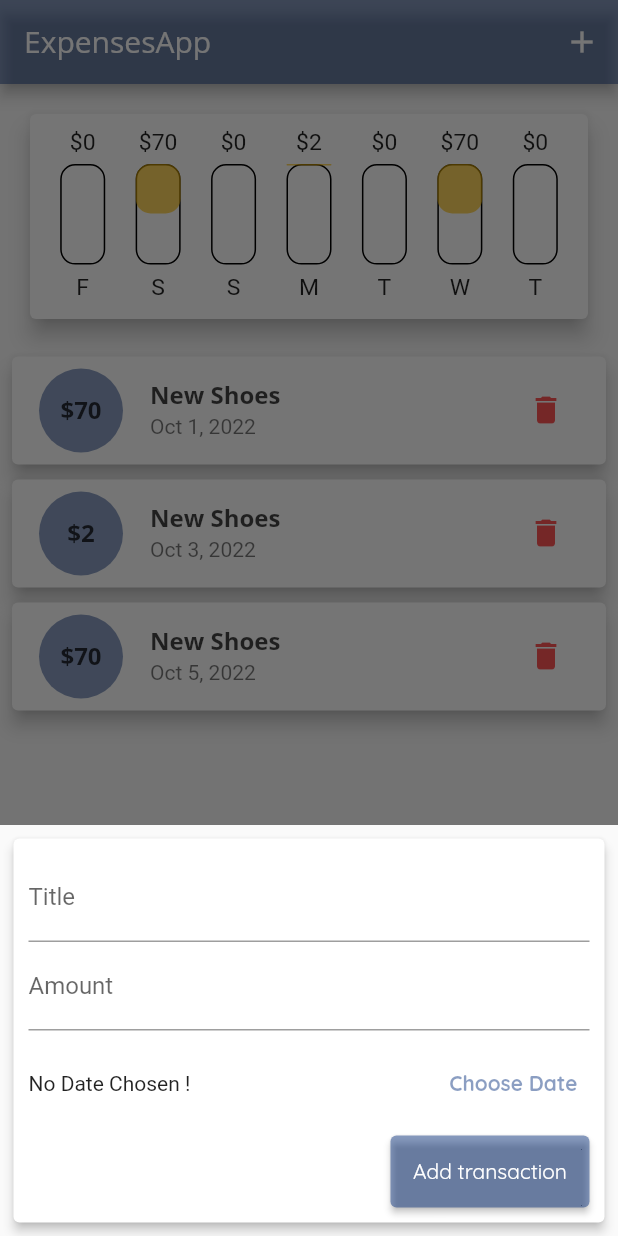
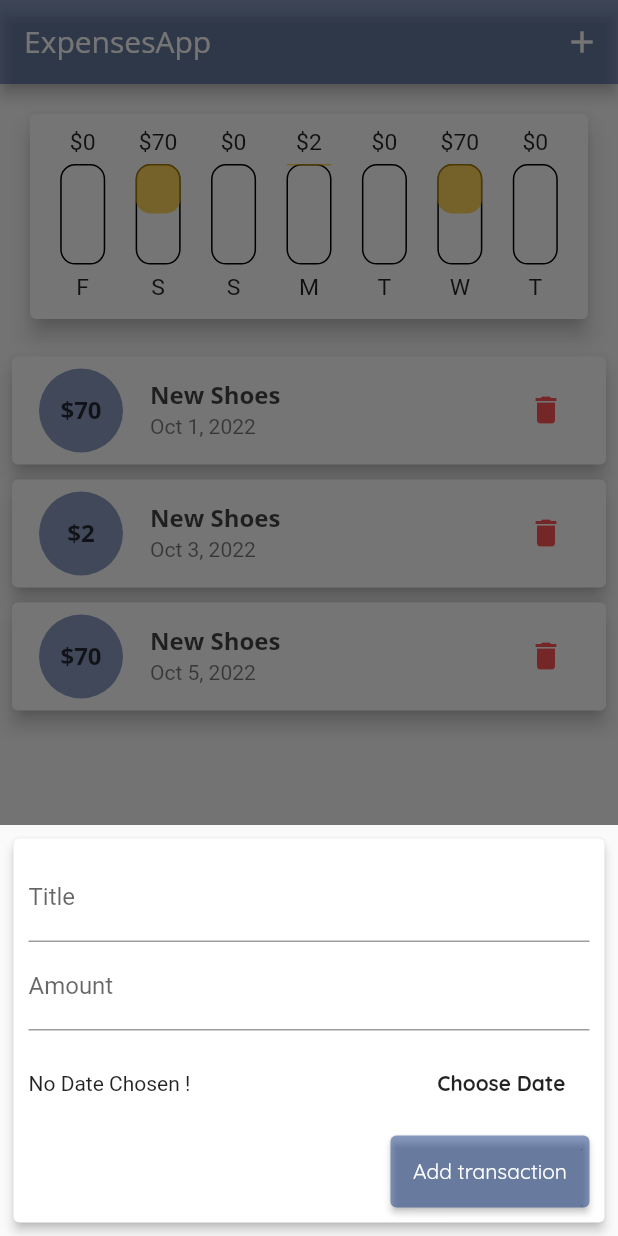
Before and after one commit to Edi013/ExpensesApp---Flutter, a Flutter app: the screen it shows after launch, after a tap on the "delete" icon, after a tap on the "add" icon, on a phone screen of 412 x 824 dp. Run offline on Flutter 3.47's test engine with Material 2 defaults, Android fonts, the light colour scheme and no system bars.

Commit message:
some changes about adaptive_flat_button and little many ones

```diff
--- a/expenses_app/lib/main.dart
+++ b/expenses_app/lib/main.dart
@@ -175,6 +175,43 @@ class _MyHomePageState extends State<MyHomePage> {
     );
   }
 
+  List<Widget> _buildPortrait(
+    MediaQueryData mediaQuery,
+    AppBar appBar,
+    Widget txListWidget,
+  ) {
+    return [
+      Container(
+        height: (mediaQuery.size.height -
+                appBar.preferredSize.height -
+                mediaQuery.padding.top) *
+            0.23,
+        child: Chart(_userTransactions),
+      ),
+      txListWidget
+    ];
+  }
+
+  List<Widget> _buildLandscape(
+    MediaQueryData mediaQuery,
+    AppBar appBar,
+    Widget txListWidget,
+    Widget switchChart,
+  ) {
+    return [
+      switchChart,
+      _showChart
+          ? Container(
+              height: (mediaQuery.size.height -
+                      appBar.preferredSize.height -
+                      mediaQuery.padding.top) *
+                  0.7,
+              child: Chart(_userTransactions),
+            )
+          : txListWidget
+    ];
+  }
+
   @override
   Widget build(BuildContext context) {
     final mediaQuery = MediaQuery.of(context);
@@ -221,25 +258,18 @@ class _MyHomePageState extends State<MyHomePage> {
         crossAxisAlignment: CrossAxisAlignment.stretch,
         children: [
           if (!isLandscape)
-            Container(
-              height: (mediaQuery.size.height -
-                      appBar.preferredSize.height -
-                      mediaQuery.padding.top) *
-                  0.23,
-              child: Chart(_userTransactions),
+            ..._buildPortrait(
+              mediaQuery,
+              appBar,
+              txListWidget,
             ),
-          if (!isLandscape) txListWidget,
-          if (isLandscape) switchChart,
           if (isLandscape)
-            _showChart
-                ? Container(
-                    height: (mediaQuery.size.height -
-                            appBar.preferredSize.height -
-                            mediaQuery.padding.top) *
-                        0.7,
-                    child: Chart(_userTransactions),
-                  )
-                : txListWidget
+            ..._buildLandscape(
+              mediaQuery,
+              appBar,
+              txListWidget,
+              switchChart,
+            ),
         ],
       ),
       floatingActionButton: FloatingActionButton(
--- /dev/null
+++ b/expenses_app/lib/widgets/adaptive_flat_button.dart
@@ -0,0 +1,34 @@
+import 'dart:io';
+
+import 'package:flutter/cupertino.dart';
+import 'package:flutter/material.dart';
+
+class AdaptiveFlatButton extends StatelessWidget {
+  final String text;
+  final Function handler;
+
+  AdaptiveFlatButton(this.text, this.handler);
+
+  @override
+  Widget build(BuildContext context) {
+    return Platform.isIOS
+        ? CupertinoButton(
+            onPressed: handler,
+            child: Text(
+              text,
+              style: const TextStyle(
+                fontWeight: FontWeight.bold,
+              ),
+            ),
+          )
+        : FlatButton(
+            onPressed: handler,
+            child: Text(
+              text,
+              style: const TextStyle(
+                fontWeight: FontWeight.bold,
+              ),
+            ),
+          );
+  }
+}
--- a/expenses_app/lib/widgets/new_transaction.dart
+++ b/expenses_app/lib/widgets/new_transaction.dart
@@ -1,7 +1,8 @@
-//import 'package:expenses_app/main.dart';
 import '../main.dart';
 import 'package:flutter/material.dart';
 import 'package:intl/intl.dart';
+
+import 'adaptive_flat_button.dart';
 
 class NewTransaction extends StatefulWidget {
   final Function _addNewTransaction;
@@ -93,21 +94,25 @@ class _NewTransactionState extends State<NewTransaction> {
                       Text(
                         _selectedDate == null
                             ? 'No Date Chosen !'
-                            : DateFormat.yMd().format(_selectedDate),
+                            : 'Picked Date: ${DateFormat.yMd().format(_selectedDate)}',
                       ),
-                      TextButton(
-                        onPressed: _presentDatePicker,
-                        child: Text(
-                          'Choose Date',
-                          style: TextStyle(
-                            color: Theme.of(context).primaryColor,
-                            fontWeight: FontWeight.w600,
-                            fontFamily: Theme.of(context)
-                                .textTheme
-                                .headline6
-                                ?.fontFamily,
-                          ),
-                        ),
+                      // TextButton(
+                      //   onPressed: _presentDatePicker,
+                      //   child: Text(
+                      //     'Choose Date',
+                      //     style: TextStyle(
+                      //       color: Theme.of(context).primaryColor,
+                      //       fontWeight: FontWeight.w600,
+                      //       fontFamily: Theme.of(context)
+                      //           .textTheme
+                      //           .headline6
+                      //           ?.fontFamily,
+                      //     ),
+                      //   ),
+                      // ),
+                      AdaptiveFlatButton(
+                        'Choose Date',
+                        _presentDatePicker,
                       ),
                     ],
                   ),
```
